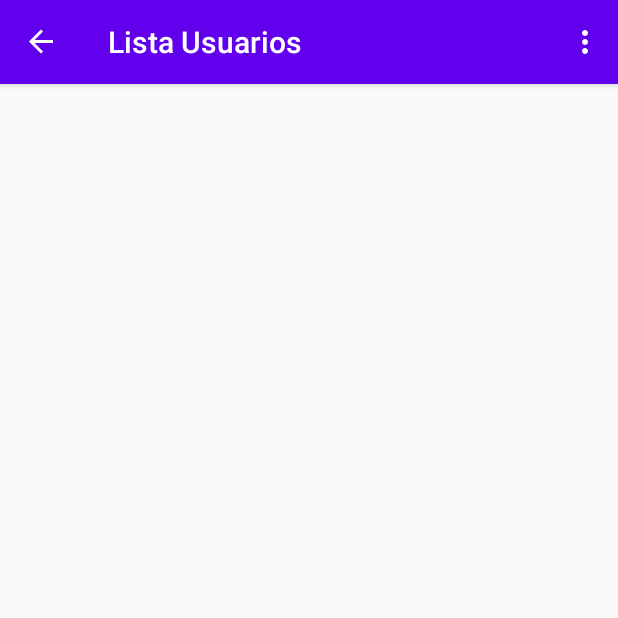
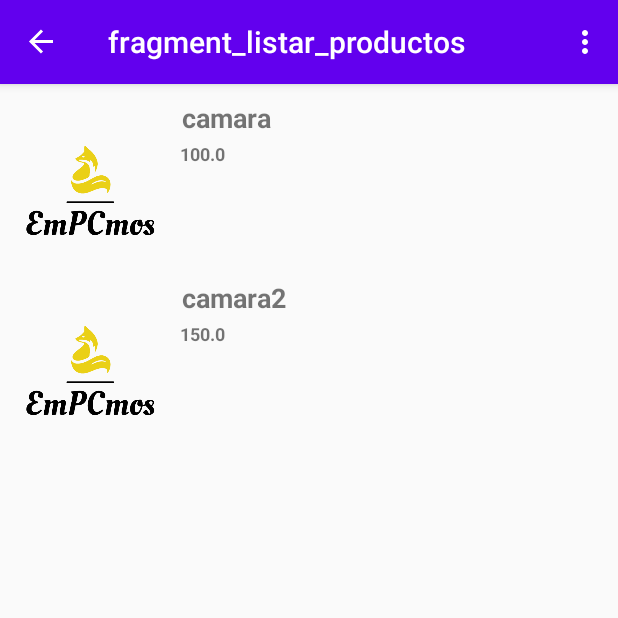
Before and after one commit to MilAnos69/emPCmos, an Android app: the screen it shows after launch (MainActivity), on a phone screen of 412 x 824 dp, the top half of it. Run offline under Robolectric (Android 15) with nearby library versions, the phone set to English and light mode, and no system bars; our stand-ins replace navigation-ui.

Commit message:
Lista De Productos

```diff
--- a/app/build.gradle
+++ b/app/build.gradle
@@ -9,7 +9,7 @@ android {
 
     defaultConfig {
         applicationId "com.example.empcmos"
-        minSdkVersion 19
+        minSdkVersion 26
         targetSdkVersion 30
         versionCode 1
         versionName "1.0"
--- /dev/null
+++ b/app/src/main/java/com/example/empcmos/AdapterProducto.kt
@@ -0,0 +1,68 @@
+package com.example.empcmos
+
+import android.content.Context
+import android.view.LayoutInflater
+import android.view.View
+import android.view.ViewGroup
+import android.widget.ImageView
+import android.widget.TextView
+import androidx.recyclerview.widget.RecyclerView
+import java.util.zip.Inflater
+
+class AdapterProducto(mContext: Context?, listaProducto: ArrayList<Producto>) : RecyclerView.Adapter<AdapterProducto.ViewHolder>(), View.OnClickListener  {
+
+    var inglaterr : LayoutInflater
+
+    var Items = ArrayList<Producto>()
+
+    lateinit var listener : View.OnClickListener
+
+    init {
+        this.inglaterr = LayoutInflater.from(mContext)
+        this.Items = listaProducto
+    }
+
+    class ViewHolder(itemView: View) : RecyclerView.ViewHolder(itemView) {
+
+        var nombre : TextView
+        var precio : TextView
+        var imagen : ImageView
+
+
+        init {
+            nombre = itemView.findViewById(R.id.txt_Nombre)
+            precio = itemView.findViewById(R.id.txt_Precio)
+            imagen = itemView.findViewById(R.id.imagenProducto)
+        }
+
+    }
+    override fun onCreateViewHolder(parent: ViewGroup, viewType: Int): ViewHolder {
+        var view : View =  inglaterr.inflate(R.layout.listaproductos, parent, false)
+        view.setOnClickListener(this)
+        return ViewHolder(view)
+    }
+
+    override fun onBindViewHolder(holder: ViewHolder, position: Int) {
+        var nombre : String = Items.get(position).tituloProducto
+        var precio : String = Items.get(position).precioProducto
+        var imagen : Int = Items.get(position).imagenId
+        holder.nombre.setText(nombre)
+        holder.precio.setText(precio)
+        holder.imagen.setImageResource(imagen)
+    }
+
+    override fun getItemCount(): Int {
+        return Items.size
+    }
+
+
+    fun setOnClickListener(listener : View.OnClickListener){
+        this.listener = listener
+    }
+
+    override fun onClick(v: View?) {
+        if (listener!=null){
+            listener.onClick(v)
+        }
+    }
+}
--- /dev/null
+++ b/app/src/main/java/com/example/empcmos/ListarProductos.kt
@@ -0,0 +1,53 @@
+package com.example.empcmos
+
+import android.os.Bundle
+import androidx.fragment.app.Fragment
+import android.view.LayoutInflater
+import android.view.View
+import android.view.ViewGroup
+import android.widget.Toast
+import androidx.core.view.get
+import androidx.recyclerview.widget.LinearLayoutManager
+import androidx.recyclerview.widget.RecyclerView
+
+class ListarProductos : Fragment() {
+
+    lateinit var adapterProducto : AdapterProducto
+    lateinit var recyclerView : RecyclerView
+    var item = ArrayList<Producto>()
+
+
+    override fun onCreate(savedInstanceState: Bundle?) {
+        super.onCreate(savedInstanceState)
+    }
+
+    override fun onCreateView(
+        inflater: LayoutInflater, container: ViewGroup?,
+        savedInstanceState: Bundle?
+    ): View? {
+        var view = inflater.inflate(R.layout.fragment_listar_productos, container, false)
+        recyclerView = view.findViewById(R.id.listV)
+        item = ArrayList<Producto>()
+        cargarVista()
+        mostrarDatos()
+        return view
+    }
+
+    fun cargarVista(){
+        item.add(Producto("camara","100.0", R.drawable.logo_empcmos))
+        item.add(Producto("camara2","150.0", R.drawable.logo_empcmos))
+    }
+
+    fun mostrarDatos(){
+        recyclerView.layoutManager = LinearLayoutManager(context)
+        adapterProducto = AdapterProducto(context, item)
+        recyclerView.adapter = this.adapterProducto
+
+        adapterProducto.setOnClickListener(View.OnClickListener {
+            fun onClick(v: View) {
+                var nombre : String = item.get(recyclerView.getChildAdapterPosition(v)).tituloProducto
+                Toast.makeText(context, "Selecciono: " + nombre,Toast.LENGTH_SHORT).show()
+            }
+        })
+    }
+}
--- /dev/null
+++ b/app/src/main/java/com/example/empcmos/Producto.kt
@@ -0,0 +1,7 @@
+package com.example.empcmos
+
+class Producto(
+    val tituloProducto : String,
+    val precioProducto : String,
+    val imagenId : Int
+)
--- /dev/null
+++ b/app/src/main/res/layout/fragment_listar_productos.xml
@@ -0,0 +1,13 @@
+<?xml version="1.0" encoding="utf-8"?>
+<LinearLayout xmlns:android="http://schemas.android.com/apk/res/android"
+    xmlns:tools="http://schemas.android.com/tools"
+    android:layout_width="match_parent"
+    android:layout_height="match_parent"
+    tools:context=".ListarProductos">
+
+
+    <androidx.recyclerview.widget.RecyclerView
+        android:id="@+id/listV"
+        android:layout_width="match_parent"
+        android:layout_height="match_parent" />
+</LinearLayout>
--- /dev/null
+++ b/app/src/main/res/layout/listaproductos.xml
@@ -0,0 +1,50 @@
+<?xml version="1.0" encoding="utf-8"?>
+<RelativeLayout xmlns:android="http://schemas.android.com/apk/res/android"
+    xmlns:tools="http://schemas.android.com/tools"
+    android:layout_width="match_parent"
+    xmlns:app="http://schemas.android.com/apk/res-auto"
+    android:orientation="vertical"
+    android:layout_height="wrap_content"
+    app:cardCornerRadius="3dp"
+    app:cardElevation="3dp"
+    app:cardUseCompatPadding="true">
+
+    <RelativeLayout
+        android:layout_width="match_parent"
+        android:layout_height="wrap_content"
+        android:padding="10dp">
+
+        <ImageView
+            android:id="@+id/imagenProducto"
+            android:layout_width="100dp"
+            android:layout_height="100dp"
+            android:src="@drawable/logo_empcmos"/>
+
+        <TextView
+            android:id="@+id/txt_Nombre"
+            android:layout_width="wrap_content"
+            android:layout_height="wrap_content"
+            android:layout_marginStart="11dp"
+            android:layout_marginLeft="11dp"
+            android:layout_toEndOf="@id/imagenProducto"
+            android:layout_toRightOf="@id/imagenProducto"
+            android:text="Nombre Producto"
+            android:textSize="18dp"
+            android:textStyle="bold" />
+
+        <TextView
+            android:id="@+id/txt_Precio"
+            android:layout_width="wrap_content"
+            android:layout_height="wrap_content"
+            android:layout_below="@id/imagenProducto"
+            android:layout_marginStart="10dp"
+            android:layout_marginLeft="10dp"
+            android:layout_marginTop="-72dp"
+            android:layout_toEndOf="@id/imagenProducto"
+            android:text="$0.00"
+            android:textSize="12dp"
+            android:textStyle="bold" />
+
+    </RelativeLayout>
+
+</RelativeLayout>
--- a/app/src/main/res/navigation/mobile_navigation.xml
+++ b/app/src/main/res/navigation/mobile_navigation.xml
@@ -3,7 +3,7 @@
     xmlns:app="http://schemas.android.com/apk/res-auto"
     xmlns:tools="http://schemas.android.com/tools"
     android:id="@+id/mobile_navigation"
-    app:startDestination="@id/listUsers">
+    app:startDestination="@id/listarProductos">
 
     <fragment
         android:id="@+id/nav_home_second"
@@ -39,4 +39,9 @@
         android:name="com.example.empcmos.listUsers"
         android:label="Lista Usuarios"
         tools:layout="@layout/fragment_list_users" />
+    <fragment
+        android:id="@+id/listarProductos"
+        android:name="com.example.empcmos.ListarProductos"
+        android:label="fragment_listar_productos"
+        tools:layout="@layout/fragment_listar_productos" />
 </navigation>
```
Also changed, not shown: 1 other file.
